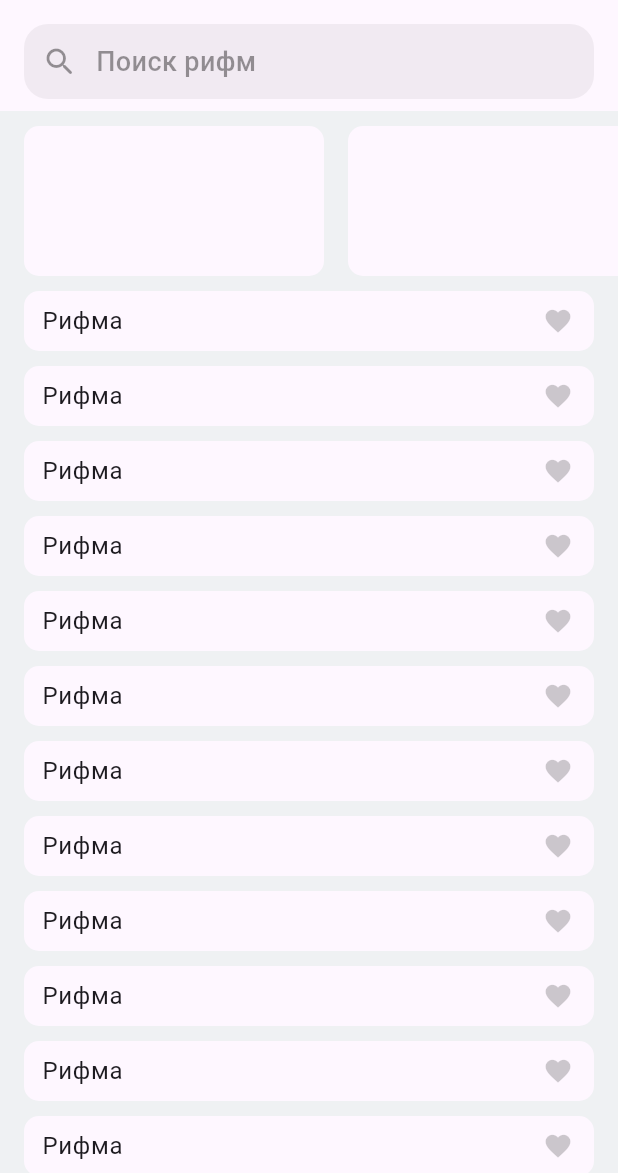
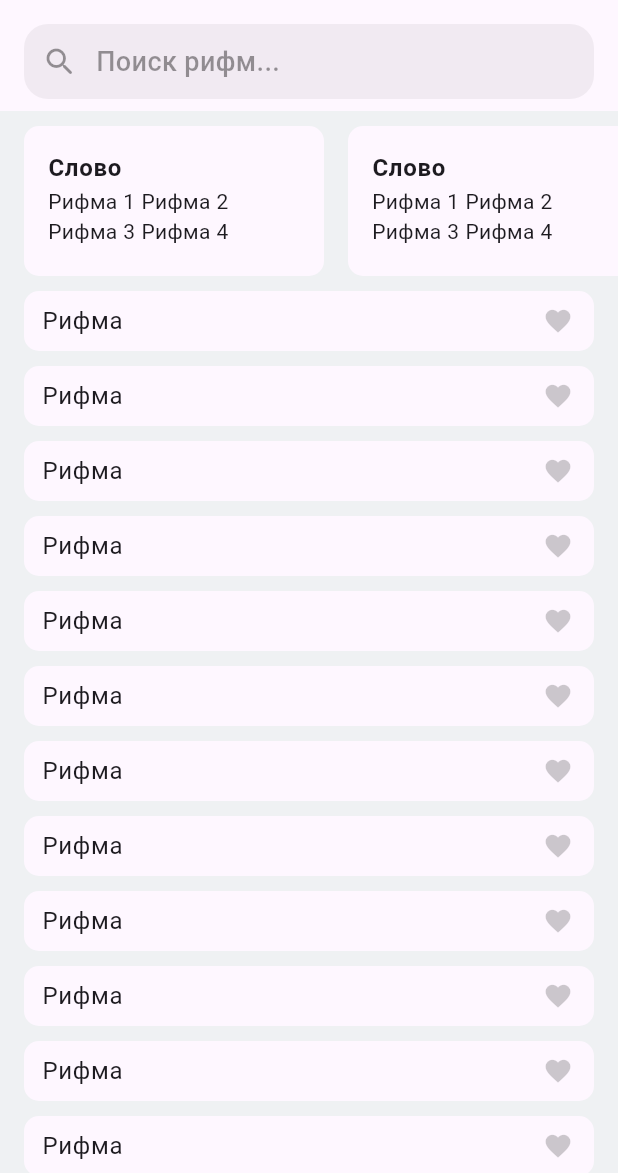
Before and after one commit to dudeel/Rhymer, a Flutter app: the screen it shows after launch, on a phone screen of 412 x 824 dp, the part 63-1236 px from its top. Run offline on Flutter 3.47's test engine with Material 2 defaults, Android fonts, the phone set to English and light mode, and no system bars.

Commit message:
add design to HistoryCard

```diff
--- a/lib/main.dart
+++ b/lib/main.dart
@@ -44,10 +44,11 @@ class HomeScreen extends StatelessWidget {
                 separatorBuilder: (BuildContext context, int index) =>
                     const SizedBox(width: 16),
                 itemCount: 10,
-                itemBuilder: (context, index) => const BaseContainer(
-                  width: 200,
-                  child: SizedBox(height: 10),
-                ),
+                itemBuilder: (context, index) {
+                  final rhymes =
+                      List.generate(4, (index) => 'Рифма ${index + 1}');
+                  return RhymeHistoryCard(rhymes: rhymes);
+                },
               ),
             ),
           ),
@@ -55,6 +56,43 @@ class HomeScreen extends StatelessWidget {
           SliverList.builder(
               itemCount: 30,
               itemBuilder: (context, index) => const RhymeListCard()),
+        ],
+      ),
+    );
+  }
+}
+
+class RhymeHistoryCard extends StatelessWidget {
+  const RhymeHistoryCard({
+    super.key,
+    required this.rhymes,
+  });
+
+  final List<String> rhymes;
+
+  @override
+  Widget build(BuildContext context) {
+    final theme = Theme.of(context);
+    return BaseContainer(
+      width: 200,
+      padding: const EdgeInsets.all(16),
+      child: Column(
+        mainAxisSize: MainAxisSize.min,
+        crossAxisAlignment: CrossAxisAlignment.start,
+        children: [
+          Text(
+            'Слово',
+            style: theme.textTheme.bodyLarge
+                ?.copyWith(fontWeight: FontWeight.w700),
+          ),
+          Wrap(
+            children: rhymes
+                .map((e) => Padding(
+                      padding: const EdgeInsets.only(right: 4),
+                      child: Text(e),
+                    ))
+                .toList(),
+          )
         ],
       ),
     );
@@ -88,11 +126,13 @@ class BaseContainer extends StatelessWidget {
     required this.width,
     required this.child,
     this.margin,
+    this.padding = const EdgeInsets.only(left: 12),
   }) : super(key: key);
 
   final double width;
+  final Widget child;
   final EdgeInsets? margin;
-  final Widget child;
+  final EdgeInsets padding;
 
   @override
   Widget build(BuildContext context) {
@@ -101,7 +141,7 @@ class BaseContainer extends StatelessWidget {
       width: width,
       height: 40,
       margin: margin,
-      padding: const EdgeInsets.only(left: 12),
+      padding: padding,
       decoration: BoxDecoration(
         color: theme.cardColor,
         borderRadius: BorderRadius.circular(10),
@@ -162,7 +202,7 @@ class SearhButton extends StatelessWidget {
           ),
           const SizedBox(width: 12),
           Text(
-            'Поиск рифм',
+            'Поиск рифм...',
             style: TextStyle(
               fontSize: 18,
               color: theme.hintColor.withOpacity(0.4),
```
